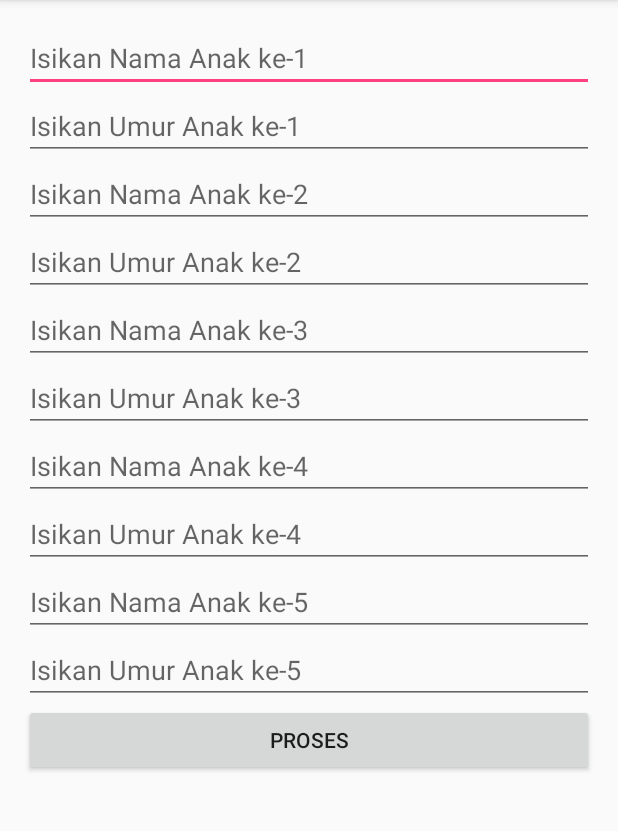
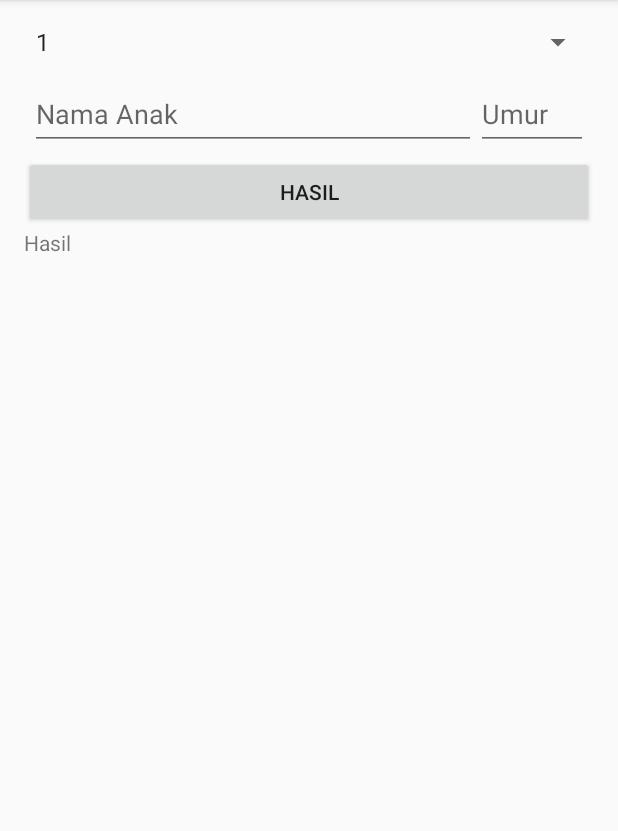
Before and after one commit to Nugrahanto/AdvancedWidget1, an Android app: the screen it shows after launch (MainActivity), on a phone screen of 412 x 824 dp, the part 84-915 px from its top. Run offline under Robolectric (Android 15) with nearby library versions, the phone set to English and light mode, and no system bars.

Commit message:
Widget Programming Final Part

```diff
--- a/app/build.gradle
+++ b/app/build.gradle
@@ -23,4 +23,5 @@ dependencies {
     compile fileTree(dir: 'libs', include: ['*.jar'])
     testCompile 'junit:junit:4.12'
     compile 'com.android.support:appcompat-v7:23.3.0'
+    compile 'com.android.support:design:23.3.0'
 }
--- a/app/src/main/java/id/sch/smktelkom_mlg/learn/advancedwidget1/MainActivity.java
+++ b/app/src/main/java/id/sch/smktelkom_mlg/learn/advancedwidget1/MainActivity.java
@@ -2,17 +2,19 @@ package id.sch.smktelkom_mlg.learn.advancedwidget1;
 
 import android.os.Bundle;
 import android.support.v7.app.AppCompatActivity;
-import android.text.InputType;
+import android.view.LayoutInflater;
 import android.view.View;
-import android.widget.Button;
+import android.widget.AdapterView;
+import android.widget.ArrayAdapter;
 import android.widget.EditText;
 import android.widget.LinearLayout;
+import android.widget.Spinner;
 import android.widget.TextView;
 
 public class MainActivity extends AppCompatActivity {
 
-	LinearLayout llMain;
-	EditText etNama, etUmur;
+	Spinner spJumlah;
+	LinearLayout llAnak;
 	TextView tvHasil;
 
 	@Override
@@ -20,36 +22,56 @@ public class MainActivity extends AppCompatActivity {
 		super.onCreate(savedInstanceState);
 		setContentView(R.layout.activity_main);
 
-		final LinearLayout llMain = (LinearLayout) findViewById(R.id.linearLayoutMain);
+		spJumlah = (Spinner) findViewById(R.id.spinnerJumlahAnak);
+		Integer[] arJumlah = new Integer[10];
+		for (int i = 0; i < 10; i++) {
+			arJumlah[i] = i + 1;
+		}
+		ArrayAdapter adapter = new ArrayAdapter<>(this,
+				android.R.layout.simple_spinner_item, arJumlah);
+		adapter.setDropDownViewResource(android.R.layout.simple_spinner_dropdown_item);
+		spJumlah.setAdapter(adapter);
 
-		addEditText(llMain);
+		llAnak = (LinearLayout) findViewById(R.id.linearLayoutAnak);
+		tvHasil = (TextView) findViewById(R.id.textViewHasil);
 
-		Button bProses = new Button(this);
-		bProses.setText("Proses");
-		llMain.addView(bProses);
-		final TextView tvHasil = new TextView(this);
-		llMain.addView(tvHasil);
-
-		bProses.setOnClickListener(new View.OnClickListener() {
+		findViewById(R.id.buttonProses).setOnClickListener(new View.OnClickListener() {
 			@Override
 			public void onClick(View v) {
-
+				doProses();
 			}
 		});
 
-		bProses.setOnClickListener(new View.OnClickListener() {
+		spJumlah.setOnItemSelectedListener(new AdapterView.OnItemSelectedListener() {
 			@Override
-			public void onClick(View v) {
-				doProses(llMain);
+			public void onItemSelected(AdapterView<?> adapterView, View view, int i, long l) {
+				addEditText((int) spJumlah.getSelectedItem());
+			}
+
+			@Override
+			public void onNothingSelected(AdapterView<?> adapterView) {
+				//
 			}
 		});
 	}
 
-	private void doProses(LinearLayout llMain) {
+	private void addEditText(int jumlah) {
+		llAnak.removeAllViews();
+		for (int i = 1; i <= jumlah; i++) {
+			View v = LayoutInflater.from(this).inflate(R.layout.layout_anak, llAnak, false);
+			v.setTag("Anak" + i);
+			llAnak.addView(v);
+		}
+	}
+
+	private void doProses() {
+		int jumlah = (int) spJumlah.getSelectedItem();
 		String hasil = "";
-		for (int i = 0; i < 5; i++) {
-			EditText etNama = (EditText) llMain.getChildAt(i * 2);
-			EditText etUmur = (EditText) llMain.getChildAt((i * 2) + 1);
+		for (int i = 1; i <= jumlah; i++) {
+			LinearLayout llNow = (LinearLayout) llAnak.findViewWithTag("Anak" + i);
+
+			EditText etNama = (EditText) llNow.findViewById(R.id.editTextNama);
+			EditText etUmur = (EditText) llNow.findViewById(R.id.editTextUmur);
 
 			String nama = etNama.getText().toString().trim();
 			String umur = etUmur.getText().toString();
@@ -57,23 +79,8 @@ public class MainActivity extends AppCompatActivity {
 			if (umur.isEmpty())
 				umur = "0";
 			if (!nama.isEmpty())
-				hasil += "Anak ke-" + (i + 1) + ": " + nama + " umur " + umur + " tahun\n";
+				hasil += "Anak ke-" + i + ": " + nama + " umur " + umur + " tahun\n";
 		}
-		TextView tvHasil = (TextView) llMain.getChildAt(11);
 		tvHasil.setText(hasil);
 	}
-
-	private void addEditText(LinearLayout llMain) {
-
-		for (int i = 1; i <= 5; i++) {
-			final EditText etNama = new EditText(this);
-			llMain.addView(etNama);
-			etNama.setHint("Isikan Nama Anak ke-" + i);
-
-			final EditText etUmur = new EditText(this);
-			llMain.addView(etUmur);
-			etUmur.setHint("Isikan Umur Anak ke-" + i);
-			etUmur.setInputType(InputType.TYPE_CLASS_NUMBER);
-		}
-	}
 }
--- a/app/src/main/res/layout/activity_main.xml
+++ b/app/src/main/res/layout/activity_main.xml
@@ -1,7 +1,11 @@
 <?xml version="1.0" encoding="utf-8"?>
-<LinearLayout
+<ScrollView
     xmlns:android="http://schemas.android.com/apk/res/android"
     xmlns:tools="http://schemas.android.com/tools"
+    android:layout_width="match_parent"
+    android:layout_height="match_parent">
+
+    <LinearLayout
     android:id="@+id/linearLayoutMain"
     android:layout_width="match_parent"
     android:layout_height="match_parent"
@@ -12,4 +16,29 @@
     android:paddingTop="@dimen/activity_vertical_margin"
     tools:context="id.sch.smktelkom_mlg.learn.advancedwidget1.MainActivity">
 
-</LinearLayout>
+        <Spinner
+            android:id="@+id/spinnerJumlahAnak"
+            android:layout_width="match_parent"
+            android:layout_height="wrap_content"/>
+
+        <LinearLayout
+            android:id="@+id/linearLayoutAnak"
+            android:layout_width="match_parent"
+            android:layout_height="wrap_content"
+            android:orientation="vertical">
+        </LinearLayout>
+
+        <Button
+            android:id="@+id/buttonProses"
+            android:layout_width="match_parent"
+            android:layout_height="wrap_content"
+            android:text="Hasil"/>
+
+        <TextView
+            android:id="@+id/textViewHasil"
+            android:layout_width="match_parent"
+            android:layout_height="wrap_content"
+            android:text="Hasil"/>
+
+    </LinearLayout>
+</ScrollView>
--- /dev/null
+++ b/app/src/main/res/layout/layout_anak.xml
@@ -0,0 +1,35 @@
+<?xml version="1.0" encoding="utf-8"?>
+<LinearLayout xmlns:android="http://schemas.android.com/apk/res/android"
+              android:layout_width="match_parent"
+              android:layout_height="match_parent"
+              android:padding="4dp"
+              android:weightSum="1">
+
+    <android.support.design.widget.TextInputLayout
+        android:layout_width="0dp"
+        android:layout_height="wrap_content"
+        android:layout_weight="0.8">
+
+        <android.support.design.widget.TextInputEditText
+            android:id="@+id/editTextNama"
+            android:layout_width="match_parent"
+            android:layout_height="match_parent"
+            android:hint="Nama Anak"/>
+
+    </android.support.design.widget.TextInputLayout>
+
+    <android.support.design.widget.TextInputLayout
+        android:layout_width="0dp"
+        android:layout_height="wrap_content"
+        android:layout_weight="0.2">
+
+        <android.support.design.widget.TextInputEditText
+            android:id="@+id/editTextUmur"
+            android:layout_width="match_parent"
+            android:layout_height="match_parent"
+            android:hint="Umur"
+            android:maxLength="2"/>
+
+    </android.support.design.widget.TextInputLayout>
+
+</LinearLayout>
--- /dev/null
+++ b/app/src/main/res/values/ids.xml
@@ -0,0 +1,4 @@
+<?xml version="1.0" encoding="utf-8"?>
+<resources>
+    <item name="buttonProses" type="id"/>
+</resources>
```
